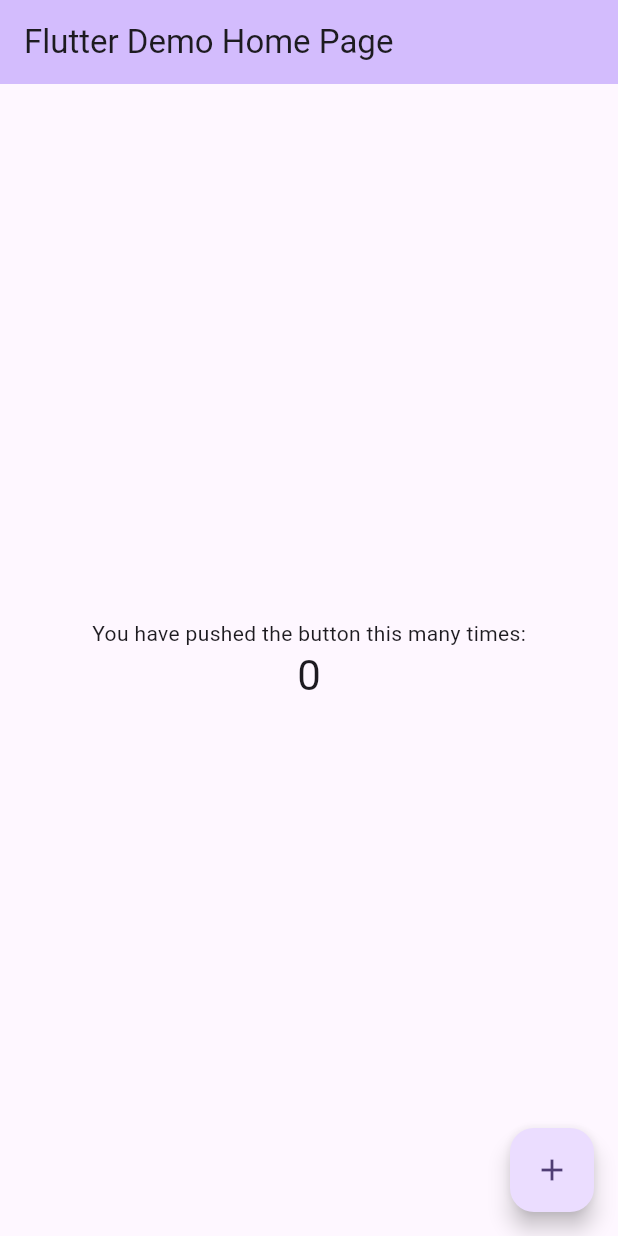
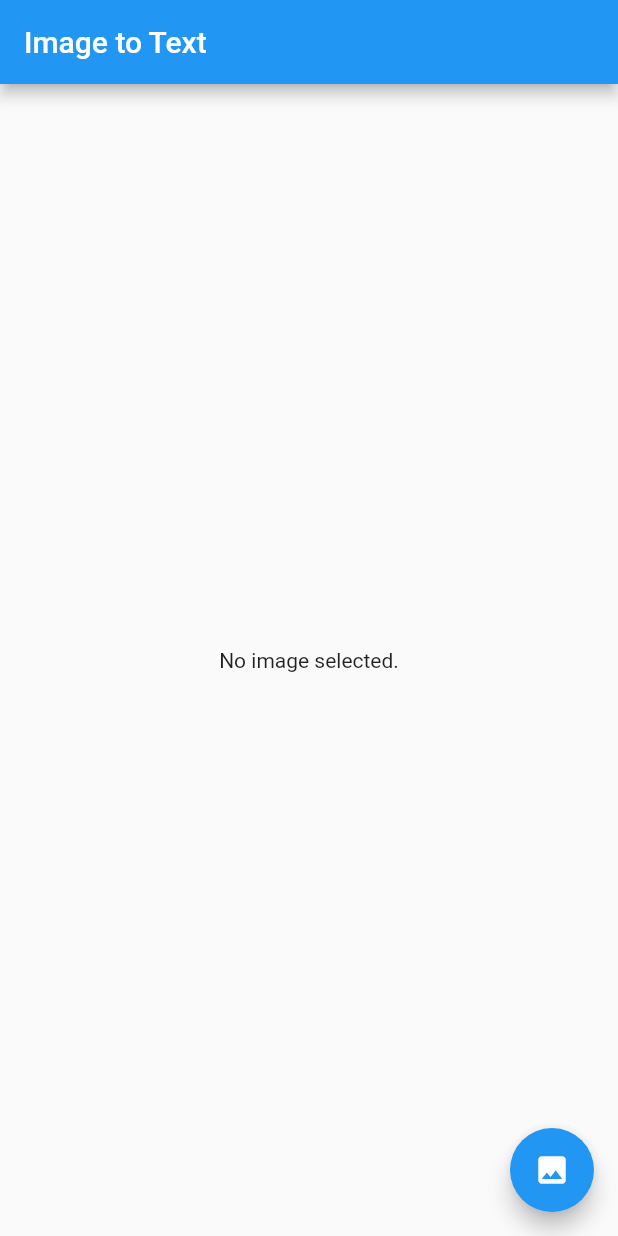
Before and after one commit to didierganthier/image_to_text_app, a Flutter app: the screen it shows after launch, on a phone screen of 412 x 824 dp. Run offline on Flutter 3.47's test engine with Material 2 defaults, Android fonts, the light colour scheme and no system bars; our stand-ins replace image_picker; missing offline and left inert: google_ml_kit.

Commit message:
Implement OCR and Extract Text

```diff
--- /dev/null
+++ b/lib/image_to_text.dart
@@ -0,0 +1,85 @@
+import 'dart:io';
+
+import 'package:flutter/material.dart';
+import 'package:google_ml_kit/google_ml_kit.dart';
+import 'package:image_picker/image_picker.dart';
+
+class ImageToTextApp extends StatefulWidget {
+  @override
+  _ImageToTextAppState createState() => _ImageToTextAppState();
+}
+
+class _ImageToTextAppState extends State<ImageToTextApp> {
+  File? _image;
+  final picker = ImagePicker();
+  Future getImageFromGallery() async {
+    final pickedFile = await picker.pickImage(source: ImageSource.gallery);
+    if (pickedFile != null) {
+      setState(() {
+        _image = File(pickedFile.path);
+      });
+    }
+  }
+
+  @override
+  Widget build(BuildContext context) {
+    return MaterialApp(
+      home: Scaffold(
+        appBar: AppBar(
+          title: Text('Image to Text'),
+        ),
+        body: Center(
+          child: _image == null
+              ? Text('No image selected.')
+              : Column(
+                  children: [
+                    Image.file(
+                      _image!,
+                      height: MediaQuery.of(context).size.height * 0.6,
+                    ),
+                    ElevatedButton(
+                        onPressed: () {
+                          readTextFromImage();
+                        },
+                        child: const Text("Get Text"))
+                  ],
+                ),
+        ),
+        floatingActionButton: FloatingActionButton(
+          onPressed: getImageFromGallery,
+          tooltip: 'Select Image',
+          child: Icon(Icons.image),
+        ),
+      ),
+    );
+  }
+
+  Future<void> readTextFromImage() async {
+    final inputImage = InputImage.fromFile(_image!);
+    final textRecognizer = TextRecognizer(script: TextRecognitionScript.latin);
+    final RecognizedText recognizedText =
+        await textRecognizer.processImage(inputImage);
+    String text = recognizedText.text;
+
+    textRecognizer.close();
+
+    // Process the extracted text as required (e.g., display in a dialog).
+    showDialog(
+      context: context,
+      builder: (context) {
+        return AlertDialog(
+          title: Text('Extracted Text'),
+          content: Text(text),
+          actions: [
+            TextButton(
+              onPressed: () {
+                Navigator.pop(context);
+              },
+              child: Text('Close'),
+            ),
+          ],
+        );
+      },
+    );
+  }
+}
--- a/lib/main.dart
+++ b/lib/main.dart
@@ -1,4 +1,5 @@
 import 'package:flutter/material.dart';
+import 'package:image_to_text_app/image_to_text.dart';
 
 void main() {
   runApp(const MyApp());
@@ -13,113 +14,10 @@ class MyApp extends StatelessWidget {
     return MaterialApp(
       title: 'Flutter Demo',
       theme: ThemeData(
-        // This is the theme of your application.
-        //
-        // TRY THIS: Try running your application with "flutter run". You'll see
-        // the application has a blue toolbar. Then, without quitting the app,
-        // try changing the seedColor in the colorScheme below to Colors.green
-        // and then invoke "hot reload" (save your changes or press the "hot
-        // reload" button in a Flutter-supported IDE, or press "r" if you used
-        // the command line to start the app).
-        //
-        // Notice that the counter didn't reset back to zero; the application
-        // state is not lost during the reload. To reset the state, use hot
-        // restart instead.
-        //
-        // This works for code too, not just values: Most code changes can be
-        // tested with just a hot reload.
         colorScheme: ColorScheme.fromSeed(seedColor: Colors.deepPurple),
         useMaterial3: true,
       ),
-      home: const MyHomePage(title: 'Flutter Demo Home Page'),
+      home: ImageToTextApp(),
     );
   }
 }
-
-class MyHomePage extends StatefulWidget {
-  const MyHomePage({super.key, required this.title});
-
-  // This widget is the home page of your application. It is stateful, meaning
-  // that it has a State object (defined below) that contains fields that affect
-  // how it looks.
-
-  // This class is the configuration for the state. It holds the values (in this
-  // case the title) provided by the parent (in this case the App widget) and
-  // used by the build method of the State. Fields in a Widget subclass are
-  // always marked "final".
-
-  final String title;
-
-  @override
-  State<MyHomePage> createState() => _MyHomePageState();
-}
-
-class _MyHomePageState extends State<MyHomePage> {
-  int _counter = 0;
-
-  void _incrementCounter() {
-    setState(() {
-      // This call to setState tells the Flutter framework that something has
-      // changed in this State, which causes it to rerun the build method below
-      // so that the display can reflect the updated values. If we changed
-      // _counter without calling setState(), then the build method would not be
-      // called again, and so nothing would appear to happen.
-      _counter++;
-    });
-  }
-
-  @override
-  Widget build(BuildContext context) {
-    // This method is rerun every time setState is called, for instance as done
-    // by the _incrementCounter method above.
-    //
-    // The Flutter framework has been optimized to make rerunning build methods
-    // fast, so that you can just rebuild anything that needs updating rather
-    // than having to individually change instances of widgets.
-    return Scaffold(
-      appBar: AppBar(
-        // TRY THIS: Try changing the color here to a specific color (to
-        // Colors.amber, perhaps?) and trigger a hot reload to see the AppBar
-        // change color while the other colors stay the same.
-        backgroundColor: Theme.of(context).colorScheme.inversePrimary,
-        // Here we take the value from the MyHomePage object that was created by
-        // the App.build method, and use it to set our appbar title.
-        title: Text(widget.title),
-      ),
-      body: Center(
-        // Center is a layout widget. It takes a single child and positions it
-        // in the middle of the parent.
-        child: Column(
-          // Column is also a layout widget. It takes a list of children and
-          // arranges them vertically. By default, it sizes itself to fit its
-          // children horizontally, and tries to be as tall as its parent.
-          //
-          // Column has various properties to control how it sizes itself and
-          // how it positions its children. Here we use mainAxisAlignment to
-          // center the children vertically; the main axis here is the vertical
-          // axis because Columns are vertical (the cross axis would be
-          // horizontal).
-          //
-          // TRY THIS: Invoke "debug painting" (choose the "Toggle Debug Paint"
-          // action in the IDE, or press "p" in the console), to see the
-          // wireframe for each widget.
-          mainAxisAlignment: MainAxisAlignment.center,
-          children: <Widget>[
-            const Text(
-              'You have pushed the button this many times:',
-            ),
-            Text(
-              '$_counter',
-              style: Theme.of(context).textTheme.headlineMedium,
-            ),
-          ],
-        ),
-      ),
-      floatingActionButton: FloatingActionButton(
-        onPressed: _incrementCounter,
-        tooltip: 'Increment',
-        child: const Icon(Icons.add),
-      ), // This trailing comma makes auto-formatting nicer for build methods.
-    );
-  }
-}
```
